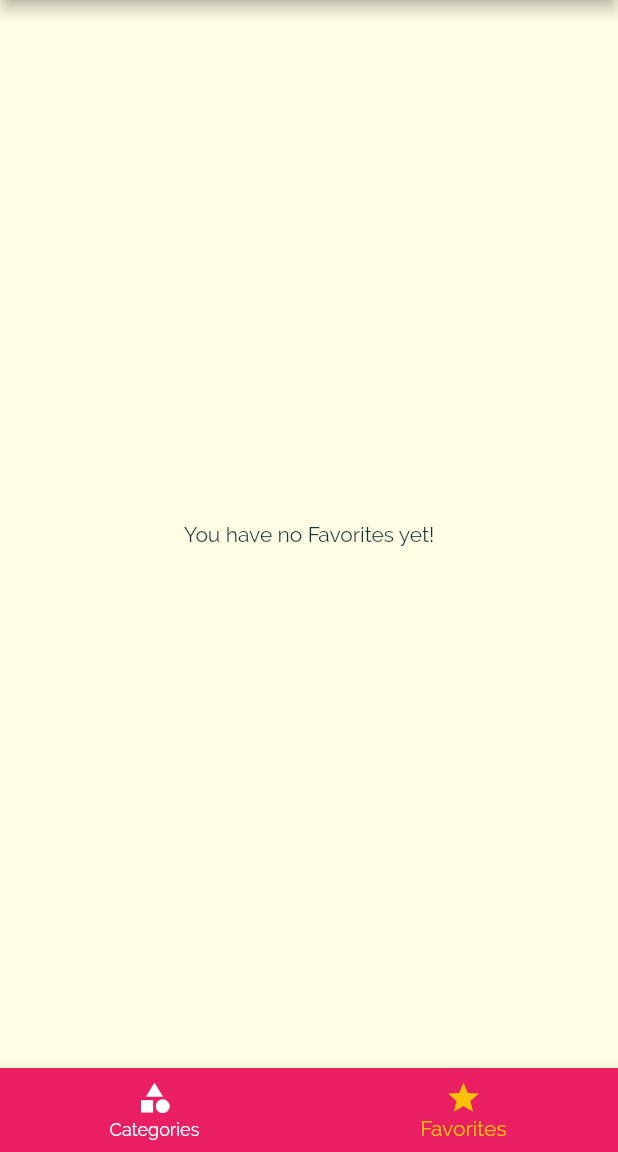
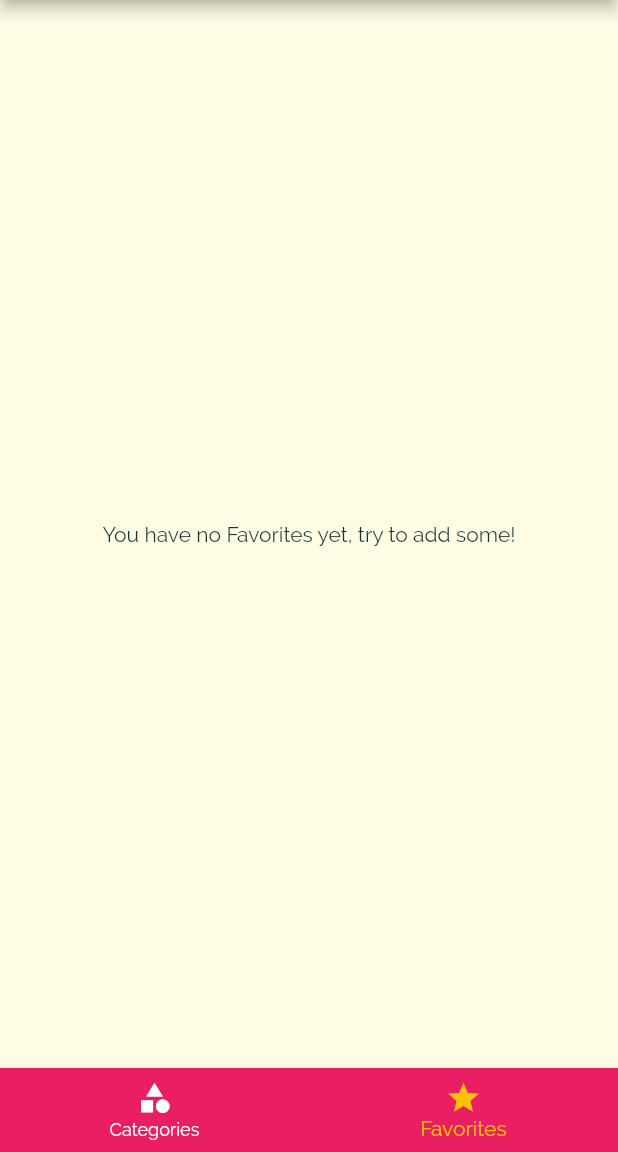
Before and after one commit to Karocyt/ProviderApp, a Flutter app: the screen it shows after launch, item 2 of the bottom bar chosen, on a phone screen of 412 x 824 dp, the part 84-1236 px from its top. Run offline on Flutter 3.47's test engine with Material 2 defaults, Android fonts, the phone set to English and light mode, and no system bars.

Commit message:
App done!

```diff
--- a/lib/screens/favorites_screen.dart
+++ b/lib/screens/favorites_screen.dart
@@ -12,7 +12,7 @@ class FavoritesScreen extends StatelessWidget {
   @override
   Widget build(BuildContext context) {
     return _favorites.isEmpty
-        ? Center(child: Text('You have no Favorites yet!'))
+        ? Center(child: Text('You have no Favorites yet, try to add some!'))
         : ListView.builder(
             itemBuilder: (ctx, index) {
               return MealCard(_favorites[index], _removeMeal);
```
